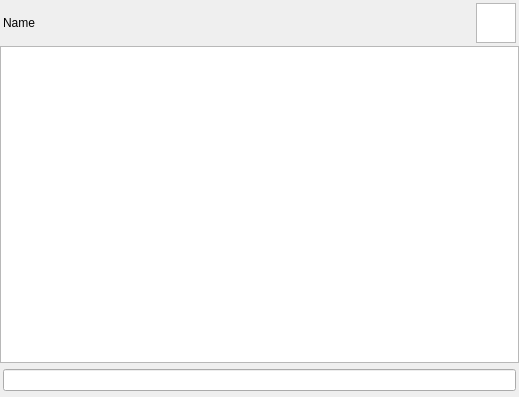
Old version of the form chatwidget.ui in the repository Inozitol/qXClient.
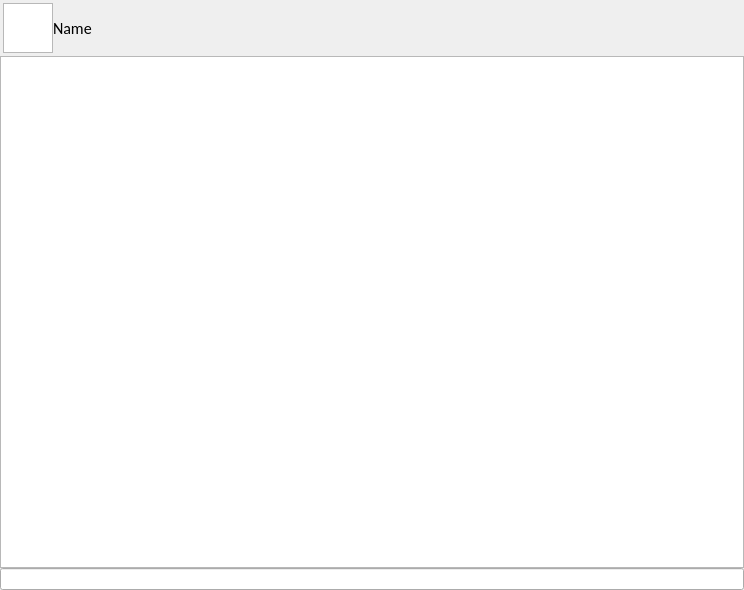
New version of the form.

```diff
--- a/chatwidget.ui
+++ b/chatwidget.ui
@@ -6,8 +6,8 @@
    <rect>
     <x>0</x>
     <y>0</y>
-    <width>519</width>
-    <height>397</height>
+    <width>744</width>
+    <height>590</height>
    </rect>
   </property>
   <property name="windowTitle">
@@ -44,17 +44,7 @@
       <number>3</number>
      </property>
      <item>
-      <widget class="QLabel" name="nameLabel">
-       <property name="layoutDirection">
-        <enum>Qt::LeftToRight</enum>
-       </property>
-       <property name="text">
-        <string notr="true">Name</string>
-       </property>
-      </widget>
-     </item>
-     <item>
-      <widget class="QGraphicsView" name="graphicsView">
+      <widget class="QGraphicsView" name="pictureView">
        <property name="sizePolicy">
         <sizepolicy hsizetype="Fixed" vsizetype="Fixed">
          <horstretch>0</horstretch>
@@ -63,13 +53,42 @@
        </property>
        <property name="maximumSize">
         <size>
-         <width>40</width>
-         <height>40</height>
+         <width>50</width>
+         <height>50</height>
         </size>
        </property>
+       <property name="interactive">
+        <bool>false</bool>
+       </property>
+      </widget>
+     </item>
+     <item>
+      <widget class="QLabel" name="nameLabel">
+       <property name="font">
+        <font>
+         <family>Calibri</family>
+         <pointsize>12</pointsize>
+         <bold>false</bold>
+        </font>
+       </property>
        <property name="layoutDirection">
         <enum>Qt::LeftToRight</enum>
        </property>
+       <property name="text">
+        <string notr="true">Name</string>
+       </property>
+       <property name="alignment">
+        <set>Qt::AlignLeading|Qt::AlignLeft|Qt::AlignVCenter</set>
+       </property>
+       <property name="margin">
+        <number>3</number>
+       </property>
+       <property name="indent">
+        <number>-1</number>
+       </property>
+       <property name="textInteractionFlags">
+        <set>Qt::NoTextInteraction</set>
+       </property>
       </widget>
      </item>
     </layout>
@@ -87,19 +106,19 @@
    <item>
     <layout class="QHBoxLayout" name="horizontalLayout">
      <property name="spacing">
-      <number>6</number>
+      <number>0</number>
      </property>
      <property name="leftMargin">
-      <number>3</number>
+      <number>0</number>
      </property>
      <property name="topMargin">
-      <number>6</number>
+      <number>0</number>
      </property>
      <property name="rightMargin">
-      <number>3</number>
+      <number>0</number>
      </property>
      <property name="bottomMargin">
-      <number>6</number>
+      <number>0</number>
      </property>
      <item>
       <widget class="QLineEdit" name="chatInput"/>
```
